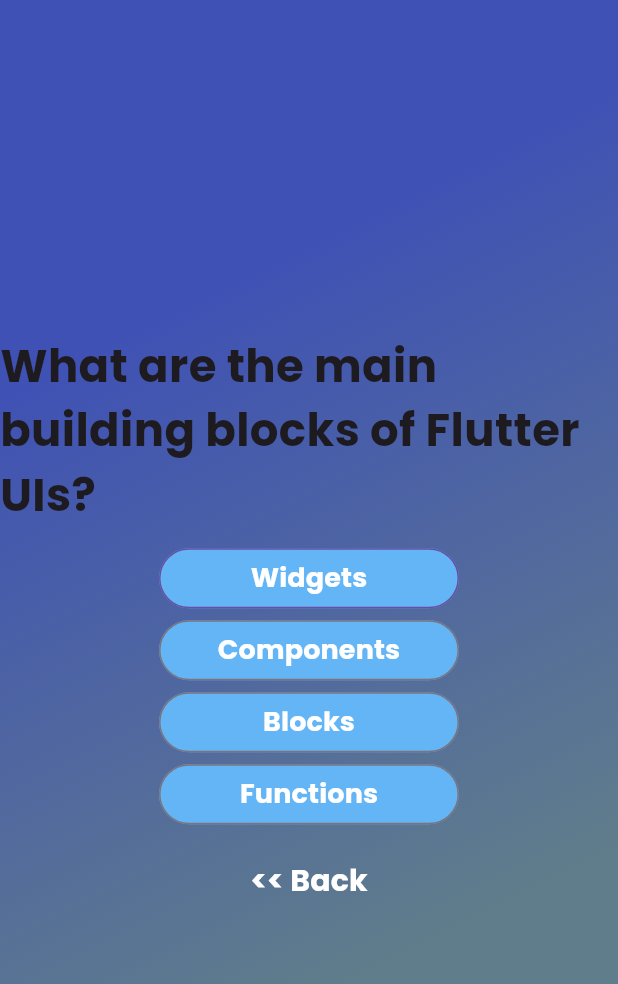
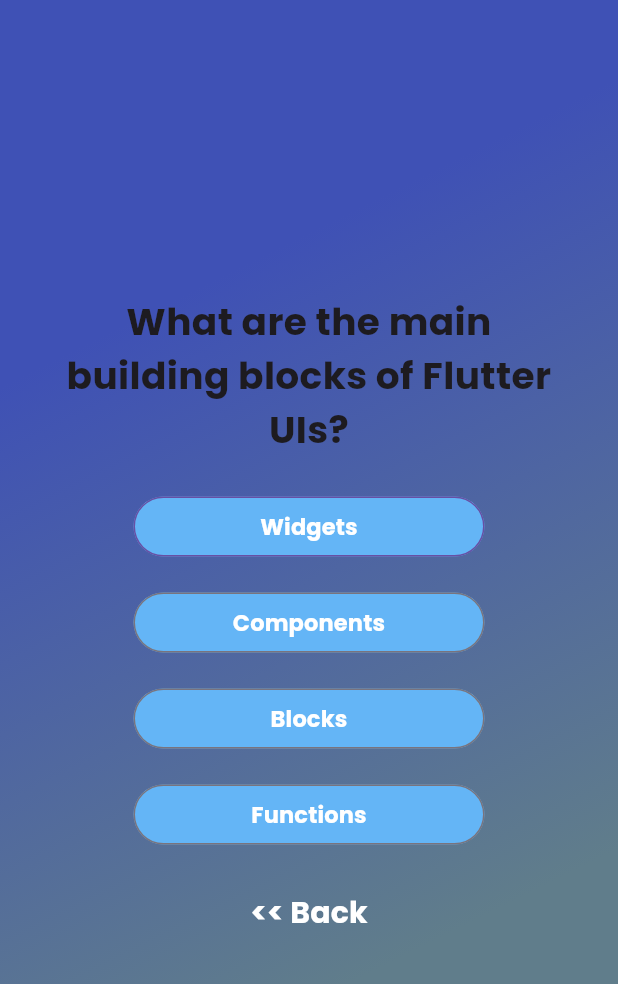
Before and after one commit to rashen33/quiz_app_flutter, a Flutter app: the screen it shows after launch, after a tap on "Start Quiz", on a phone screen of 412 x 824 dp. Shown: the top 984 px of the screen. Run offline on Flutter 3.47's test engine with Material 3 defaults, Android fonts, the phone set to English and light mode, and no system bars; our stand-ins replace google_fonts.

Commit message:
made the text alignments in the question card

```diff
--- a/lib/answer_button.dart
+++ b/lib/answer_button.dart
@@ -10,7 +10,9 @@ class AnswerButton extends StatelessWidget {
   @override
   Widget build(BuildContext context) {
     return SizedBox(
-      width: 200,
+      width: 250,
+      child: Padding(
+        padding: const EdgeInsets.all(8.0),
         child: OutlinedButton(
           style: OutlinedButton.styleFrom(
             backgroundColor: Colors.blue[300],
@@ -19,10 +21,12 @@ class AnswerButton extends StatelessWidget {
           autofocus: true,
           child: Text(
             value,
+            textAlign: TextAlign.center,
             style: GoogleFonts.poppins(
-            fontSize: 18,
+              fontSize: 15,
               fontWeight: FontWeight.bold,
               color: Colors.white,
+            ),
           ),
         ),
       ),
--- a/lib/question_screen.dart
+++ b/lib/question_screen.dart
@@ -12,35 +12,45 @@ class QuestionScreen extends StatefulWidget {
 }
 
 class _QuestionScreenState extends State<QuestionScreen> {
+  int currentIndex = 0;
+
+  void answerQuetion() {
+    setState(() {
+      currentIndex++;
+    });
+  }
+
   @override
   Widget build(BuildContext context) {
     return Center(
       child: Column(
         mainAxisSize: MainAxisSize.min,
         children: [
-          const SizedBox(
-            height: 10,
-          ),
-          Text(
-            quesitons[0].question,
-            style: GoogleFonts.poppins(
-              fontSize: 30,
-              fontWeight: FontWeight.bold,
+          Padding(
+            padding: const EdgeInsets.symmetric(vertical: 5, horizontal: 28),
+            child: Text(
+              textAlign: TextAlign.center,
+              quesitons[currentIndex].question,
+              style: GoogleFonts.poppins(
+                fontSize: 25,
+                fontWeight: FontWeight.bold,
+              ),
             ),
           ),
           const SizedBox(
             height: 10,
           ),
-          ...quesitons[0].answers.map((answer) => AnswerButton(
+          ...quesitons[currentIndex].answers.map((answer) => AnswerButton(
                 value: answer,
-                onAnswer: () {},
+                onAnswer: answerQuetion,
               )), //Getting the answers from the questions.dart file
           const SizedBox(
             height: 10,
           ),
           TextButton(
             onPressed: () {
-              widget.onAction('start'); //widget is used to access the onAction in QuestionScreen class
+              widget.onAction(
+                  'start'); //widget is used to access the onAction in QuestionScreen class
             },
             child: Text(
               '<< Back',
```
Lines whose indentation alone changed are shown as unchanged.
